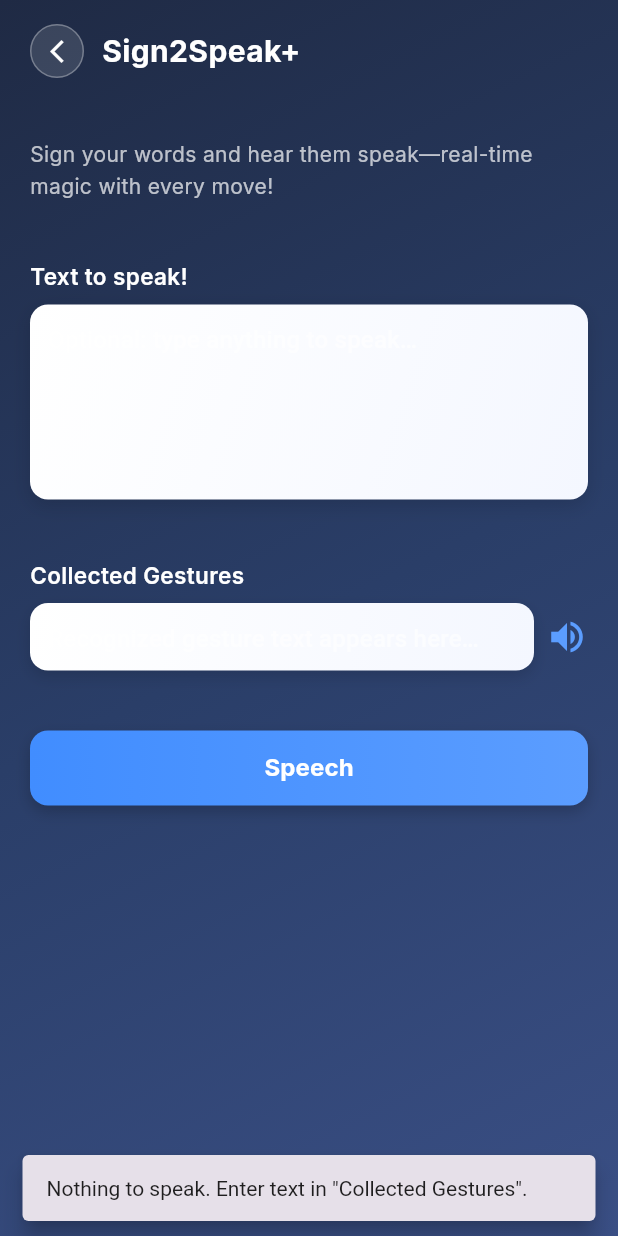
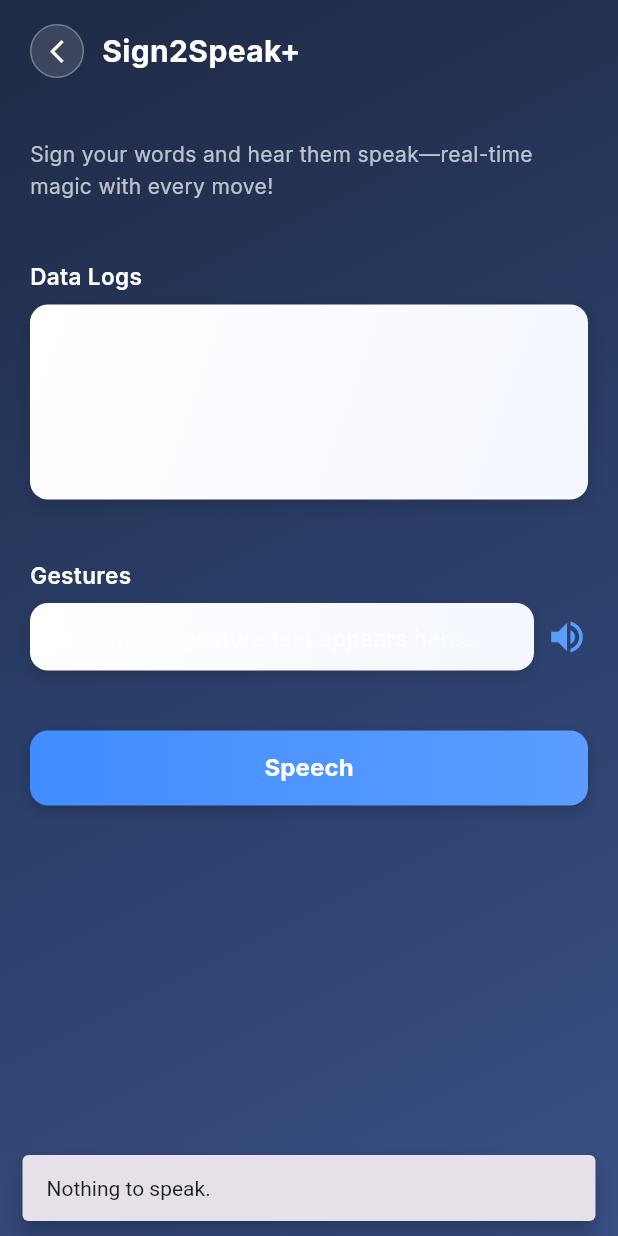
Before and after one commit to jeybi000/Sign2SpeakApp, a Flutter app: the SpeakScreen screen opened directly, after a tap on "Speech", on a phone screen of 412 x 824 dp. Run offline on Flutter 3.47's test engine with Material 3 defaults, Android fonts, the phone set to English and light mode, and no system bars; our stand-ins replace flutter_tts, google_fonts, smooth_page_indicator; network calls fail.

Commit message:
Text to Speech update

```diff
--- a/lib/g.dart
+++ b/lib/g.dart
@@ -33,8 +33,7 @@
         appBar: AppBar(
           elevation: 0,
           centerTitle: true,
-          title: Text(
-            "About",
+          title: Text("About",
             style: GoogleFonts.poppins(
               fontSize: 18,
               fontWeight: FontWeight.w600,
@@ -71,8 +70,7 @@
                 ),
               ],
             ),
-            child: Text(
-              "The Assistive Smart Glove for Sign Language Interpretation is an innovative system designed to bridge the communication gap between individuals with hearing or speech impairments and the hearing community. It combines a wearable smart glove equipped with flex sensors and an MPU6050 motion sensor to detect hand gestures representing sign language. These detected gestures are sent wirelessly to a mobile application, where they are interpreted and displayed as text and converted into speech in real time. The system also features interactive lessons for learning sign language and an upcoming camera-based gesture recognition feature to enhance user learning and signing accuracy. By integrating hardware and software, the system provides an accessible, user-friendly tool that promotes inclusivity and communication for the deaf and mute community.",
+            child: Text("The Assistive Smart Glove for Sign Language Interpretation is an innovative system designed to bridge the communication gap between individuals with hearing or speech impairments and the hearing community. It combines a wearable smart glove equipped with flex sensors and an MPU6050 motion sensor to detect hand gestures representing sign language. These detected gestures are sent wirelessly to a mobile application, where they are interpreted and displayed as text and converted into speech in real time. The system also features interactive lessons for learning sign language and an upcoming camera-based gesture recognition feature to enhance user learning and signing accuracy. By integrating hardware and software, the system provides an accessible, user-friendly tool that promotes inclusivity and communication for the deaf and mute community.",
               style: GoogleFonts.poppins(
                 fontSize: 14,
                 height: 1.6,
--- a/lib/home.dart
+++ b/lib/home.dart
@@ -320,8 +320,7 @@
       appBar: AppBar(
         elevation: 0,
         centerTitle: true,
-        title: Text(
-          "Wi-Fi Status",
+        title: Text("Wi-Fi Status",
           style: GoogleFonts.poppins(
             fontSize: 18,
             fontWeight: FontWeight.w700,
@@ -443,8 +442,7 @@
                           ),
                           elevation: 0,
                         ),
-                        child: Text(
-                          "Refresh",
+                        child: Text("Refresh",
                           style: GoogleFonts.poppins(
                             fontSize: 16,
                             fontWeight: FontWeight.w700,
--- a/lib/m.dart
+++ b/lib/m.dart
@@ -33,8 +33,7 @@
         appBar: AppBar(
           elevation: 0,
           centerTitle: true,
-          title: Text(
-            "Profile",
+          title: Text("Profile",
             style: GoogleFonts.poppins(
               fontSize: 18,
               fontWeight: FontWeight.w600,
@@ -64,16 +63,14 @@
                 backgroundImage: AssetImage("assets/solmiano.jpg"),
               ),
               const SizedBox(height: 16),
-              Text(
-                "Dennis Marvin Solmiano",
+              Text("Dennis Marvin Solmiano",
                 style: GoogleFonts.poppins(
                   fontSize: 20,
                   fontWeight: FontWeight.w700,
                   color: Colors.white,
                 ),
               ),
-              Text(
-                "Assistant Programmer",
+              Text("Documentation",
                 style: GoogleFonts.poppins(
                   fontSize: 15,
                   fontWeight: FontWeight.w400,
@@ -88,8 +85,7 @@
               _buildInfoTile(Icons.phone, "Phone Number", "+639112233445"),
               _buildInfoTile(Icons.cake, "Birth Date", "14 September 2003"),
               const SizedBox(height: 40),
-              Text(
-                "Sign2Speak+",
+              Text("Sign2Speak+",
                 style: GoogleFonts.poppins(
                   fontSize: 12,
                   color: Colors.white54,
--- a/lib/p.dart
+++ b/lib/p.dart
@@ -5,7 +5,6 @@
 class PScreen extends StatelessWidget {
   const PScreen({super.key});
 
-  // Background gradient
   LinearGradient get _backgroundGradient => const LinearGradient(
         begin: Alignment.topLeft,
         end: Alignment.bottomRight,
@@ -16,7 +15,6 @@
         ],
       );
 
-  // Card gradient for info tiles
   LinearGradient get _cardGradient => const LinearGradient(
         begin: Alignment.centerLeft,
         end: Alignment.centerRight,
@@ -35,8 +33,7 @@
         appBar: AppBar(
           elevation: 0,
           centerTitle: true,
-          title: Text(
-            "Profile",
+          title: Text("Profile",
             style: GoogleFonts.poppins(
               fontSize: 18,
               fontWeight: FontWeight.w600,
@@ -66,16 +63,14 @@
                 backgroundImage: AssetImage("assets/perez.jpg"),
               ),
               const SizedBox(height: 16),
-              Text(
-                "John Vincent Perez",
+              Text("John Vincent Perez",
                 style: GoogleFonts.poppins(
                   fontSize: 20,
                   fontWeight: FontWeight.w700,
                   color: Colors.white,
                 ),
               ),
-              Text(
-                "Head Developer",
+              Text("Programmer",
                 style: GoogleFonts.poppins(
                   fontSize: 15,
                   fontWeight: FontWeight.w400,
@@ -89,8 +84,7 @@
               _buildInfoTile(Icons.phone, "Phone Number", "09298878936"),
               _buildInfoTile(Icons.cake, "Birth Date", "01 April 2002"),
               const SizedBox(height: 40),
-              Text(
-                "Sign2Speak+",
+              Text("Sign2Speak+",
                 style: GoogleFonts.poppins(
                   fontSize: 12,
                   color: Colors.white54,
--- a/lib/speak.dart
+++ b/lib/speak.dart
@@ -19,10 +19,8 @@
   final TextEditingController _gesturesCtrl = TextEditingController();
   final TextEditingController _textToSpeakCtrl = TextEditingController();
 
-  // --- Added: WebSocket members ---
   WebSocketChannel? _channel;
   final String esp32Ip = 'ws://192.168.4.1:80';
-  // --------------------------------
 
   LinearGradient get _backgroundGradient => const LinearGradient(
         begin: Alignment.topLeft,
@@ -55,14 +53,13 @@
     super.initState();
     _initTts();
 
-    // --- Added: Connect to ESP32 WebSocket on start ---
+    // Connect to ESP32 WebSocket on start
     _connectWebSocket();
-    // --------------------------------------------------
   }
 
   Future<void> _initTts() async {
     await _tts.awaitSpeakCompletion(true);
-    await _tts.setLanguage('fil-US');
+    await _tts.setLanguage('en-US');
     await _tts.setSpeechRate(0.5);
     await _tts.setPitch(1.0);
     await _tts.setVolume(1.0);
@@ -81,34 +78,51 @@
     }
   }
 
-  // --- Added: WebSocket connection + handlers ---
+  // WebSocket connection
   void _connectWebSocket() {
-    // Close any previous connection cleanly first
     _channel?.sink.close(status.goingAway);
 
     try {
       _channel = WebSocketChannel.connect(Uri.parse(esp32Ip));
       _channel!.stream.listen(
-        (message) {
+        (message) async {
           final newData = message.toString().trim();
           if (newData.isEmpty) return;
 
-          // Append incoming message (uppercased) to "Collected Gestures"
           if (!mounted) return;
+
           setState(() {
             _gesturesCtrl.text += newData.toUpperCase();
             _gesturesCtrl.selection = TextSelection.fromPosition(
               TextPosition(offset: _gesturesCtrl.text.length),
             );
           });
+
+          try {
+            await _tts.stop();
+            await _tts.speak(newData.toUpperCase());
+
+            setState(() {
+              if (_textToSpeakCtrl.text.isNotEmpty) {
+                _textToSpeakCtrl.text += ' ';
+              }
+              _textToSpeakCtrl.text += newData.toUpperCase();
+            });
+          } catch (e) {
+            if (mounted) {
+              ScaffoldMessenger.of(context).showSnackBar(
+                SnackBar(
+                  content: Text('Speech error: $e'),
+                  behavior: SnackBarBehavior.floating,
+                ),
+              );
+            }
+          }
         },
         onError: (error) {
-          // Optionally log error
-          // print("WebSocket error: $error");
           _retryConnection();
         },
         onDone: () {
-          // print("WebSocket disconnected");
           _retryConnection();
         },
         cancelOnError: true,
@@ -123,7 +137,6 @@
       if (mounted) _connectWebSocket();
     });
   }
-  // ----------------------------------------------------
 
   Future<void> _speakCollected() async {
     final text = _gesturesCtrl.text.trim();
@@ -132,7 +145,7 @@
       ScaffoldMessenger.of(context).showSnackBar(
         const SnackBar(
           content:
-              Text('Nothing to speak. Enter text in "Collected Gestures".'),
+              Text('Nothing to speak.'),
           behavior: SnackBarBehavior.floating,
         ),
       );
@@ -156,11 +169,7 @@
   void dispose() {
     _gesturesCtrl.dispose();
     _textToSpeakCtrl.dispose();
-
-    // --- Added: Close WebSocket on dispose ---
     _channel?.sink.close(status.goingAway);
-    // ----------------------------------------
-
     super.dispose();
   }
 
@@ -203,8 +212,7 @@
                       ),
                     ),
                     const SizedBox(width: 12),
-                    Text(
-                      "Sign2Speak+",
+                    Text("Sign2Speak+",
                       style: GoogleFonts.inter(
                         fontSize: 20,
                         fontWeight: FontWeight.w700,
@@ -214,8 +222,7 @@
                   ],
                 ),
                 const SizedBox(height: 40),
-                Text(
-                  "Sign your words and hear them speak—real-time magic with every move!",
+                Text("Sign your words and hear them speak—real-time magic with every move!",
                   style: GoogleFonts.inter(
                     fontSize: 14,
                     fontWeight: FontWeight.w400,
@@ -224,8 +231,7 @@
                   ),
                 ),
                 const SizedBox(height: 40),
-                Text(
-                  "Text to speak!",
+                Text("Data Logs",
                   style: GoogleFonts.inter(
                     fontSize: 15,
                     fontWeight: FontWeight.w600,
@@ -246,21 +252,23 @@
                       ),
                     ],
                   ),
+                  child: SingleChildScrollView(
+                    reverse: false,
                     child: TextField(
                       controller: _textToSpeakCtrl,
+                      readOnly: true,
                       maxLines: null,
-                    expands: true,
+                      expands: false,
                       decoration: const InputDecoration(
                         border: InputBorder.none,
                         contentPadding: EdgeInsets.all(12),
-                      hintText: 'Optional: type anything to speak…',
                       ),
                       style: const TextStyle(color: Colors.black),
                     ),
                   ),
+                ),
                 const SizedBox(height: 40),
-                Text(
-                  "Collected Gestures",
+                Text("Gestures",
                   style: GoogleFonts.inter(
                     fontSize: 15,
                     fontWeight: FontWeight.w600,
@@ -329,8 +337,7 @@
                           borderRadius: BorderRadius.circular(12),
                         ),
                       ),
-                      child: Text(
-                        "Speech",
+                      child: Text("Speech",
                         style: GoogleFonts.inter(
                           fontSize: 16,
                           fontWeight: FontWeight.w700,
```
Also changed, not shown: lib/about.dart (+5 -10 lines), lib/alpha.dart (+4 -8 lines), lib/j.dart (+4 -8 lines), lib/main.dart (+5 -9 lines), lib/r.dart (+4 -7 lines), lib/words.dart (+6 -12 lines). Lines whose indentation alone changed are shown as unchanged.
